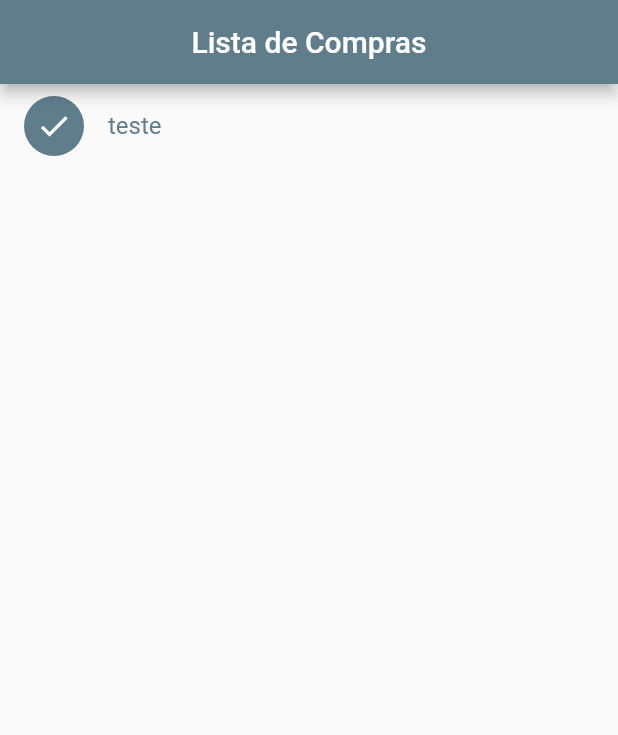
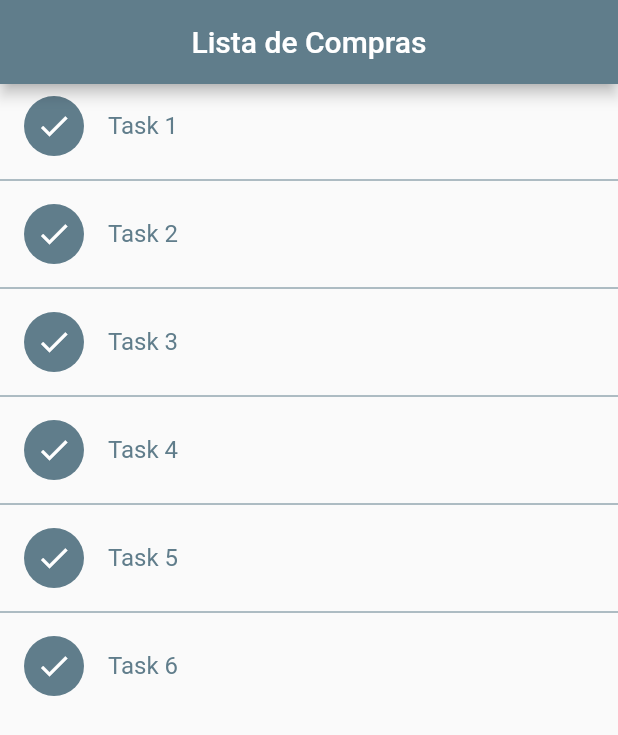
Before and after one commit to marcos-silva-rodrigues/listas-flutter, a Flutter app: the screen it shows after launch, on a phone screen of 412 x 824 dp. Shown: the top 735 px of the screen. Run offline on Flutter 3.47's test engine with Material 2 defaults, Android fonts, the phone set to English and light mode, and no system bars.

```diff
--- /dev/null
+++ b/lib/model/item.dart
@@ -0,0 +1,7 @@
+class Item {
+
+  Item({ required this.title, this.isDone = false });
+
+  String title;
+  bool isDone;
+}
--- a/lib/ui/list_screen.dart
+++ b/lib/ui/list_screen.dart
@@ -1,4 +1,5 @@
 import 'package:flutter/material.dart';
+import 'package:listas/model/item.dart';
 
 class ListScreen extends StatefulWidget {
   const ListScreen({Key? key}) : super(key: key);
@@ -9,7 +10,15 @@ class ListScreen extends StatefulWidget {
 
 class _ListScreenState extends State<ListScreen> {
 
-  List<String> items = ["teste"];
+  List<Item> items = [
+    new Item(title: "Task 1"),
+    new Item(title: "Task 2"),
+    new Item(title: "Task 3"),
+    new Item(title: "Task 4"),
+    new Item(title: "Task 5"),
+    new Item(title: "Task 6"),
+  ]
+  ;
 
   @override
   Widget build(BuildContext context) {
@@ -23,6 +32,9 @@ class _ListScreenState extends State<ListScreen> {
         separatorBuilder: (context, index) => Divider(color: Colors.blueGrey),
         itemCount: items.length,
         itemBuilder: (context, index) {
+
+          final item = items[index];
+
           return ListTile(
             leading: CircleAvatar(
               backgroundColor: Colors.blueGrey,
@@ -34,7 +46,7 @@ class _ListScreenState extends State<ListScreen> {
               )
             ),
             title: Text(
-                items[index],
+              item.title,
               style: TextStyle(
                 color: Colors.blueGrey
               ),
```
